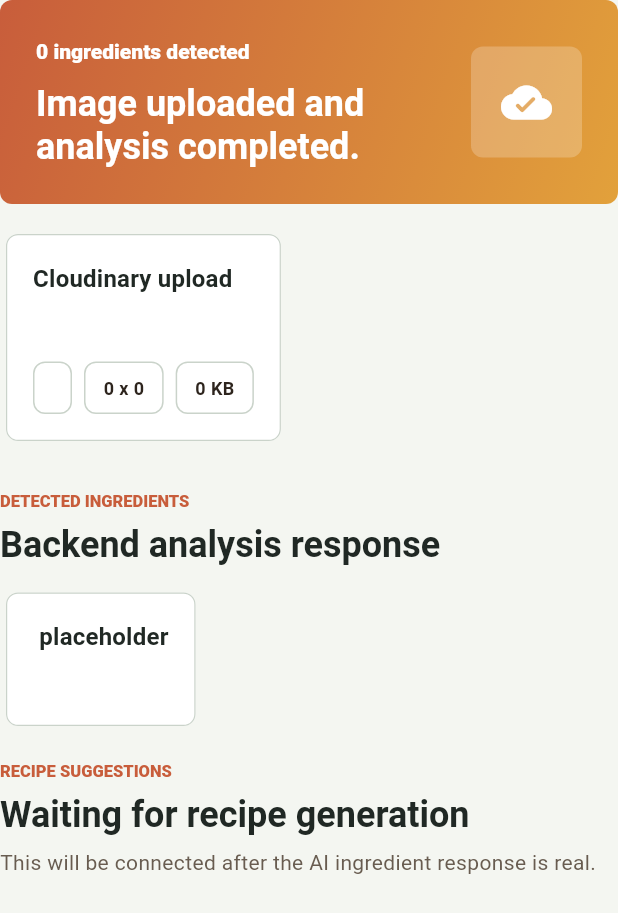
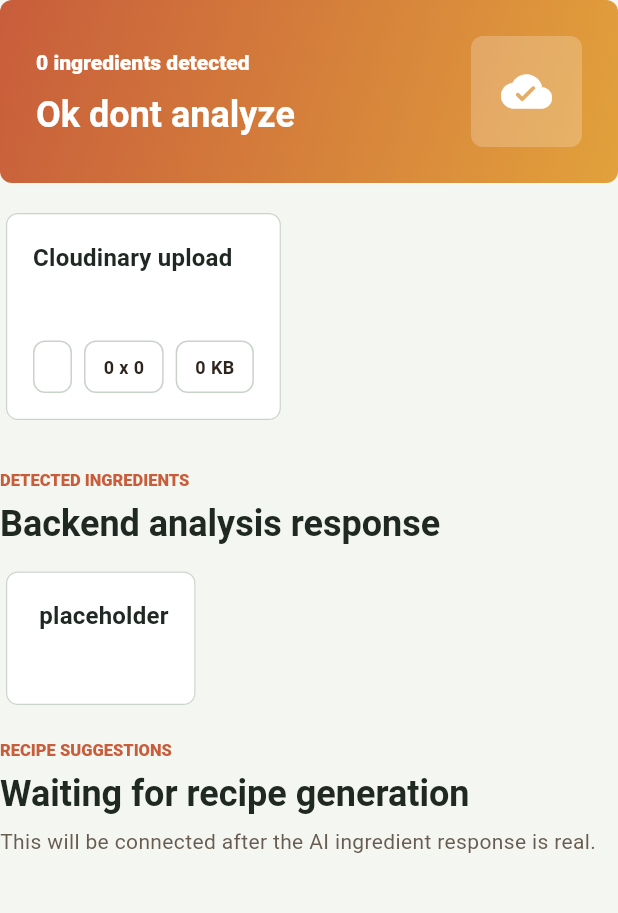
Before and after one commit to anvnh/lazychef, a Flutter app: the _UploadedScanContent widget shown alone on an empty page, opened directly with empty values, on a phone screen of 412 x 824 dp. Shown: the top 913 px of the screen. Run offline on Flutter 3.47's test engine with Material 3 defaults, Android fonts, the phone set to English and light mode, and no system bars; our stand-ins replace dio, flutter_riverpod, flutter_secure_storage, image_picker; accounts and stored records are empty.

Commit message:
fix(ui): standardize icon formatting and update scan messages
- Reformat navigation icon widget for improved readability and
  consistency
- Simplify scan result text to use concise placeholders indicating AI
  analysis is unavailable

```diff
--- a/lib/features/history/ui/history_screen.dart
+++ b/lib/features/history/ui/history_screen.dart
@@ -201,7 +201,10 @@ class _HistoryBottomBar extends StatelessWidget {
                 label: 'Home',
               ),
               NavigationDestination(
-                icon: Icon(Icons.qr_code_scanner_outlined, color: Color(0xFFC9C9C9)),
+                icon: Icon(
+                  Icons.qr_code_scanner_outlined,
+                  color: Color(0xFFC9C9C9),
+                ),
                 selectedIcon: Icon(
                   Icons.qr_code_scanner_rounded,
                   color: Color(0xFFFFFFFF),
--- a/lib/features/scan/ui/scan_result_screen.dart
+++ b/lib/features/scan/ui/scan_result_screen.dart
@@ -156,8 +156,8 @@ class _UploadedScanContent extends StatelessWidget {
               ? '1 ingredient detected'
               : '$ingredientCount ingredients detected',
           title: result.analysis.status == 'pending'
-              ? 'Image uploaded. AI analysis placeholder is connected.'
-              : 'Image uploaded and analysis completed.',
+              ? 'Good. Not have AI yet'
+              : 'Ok dont analyze',
           icon: Icons.cloud_done_rounded,
         ),
         const SizedBox(height: 16),
```
